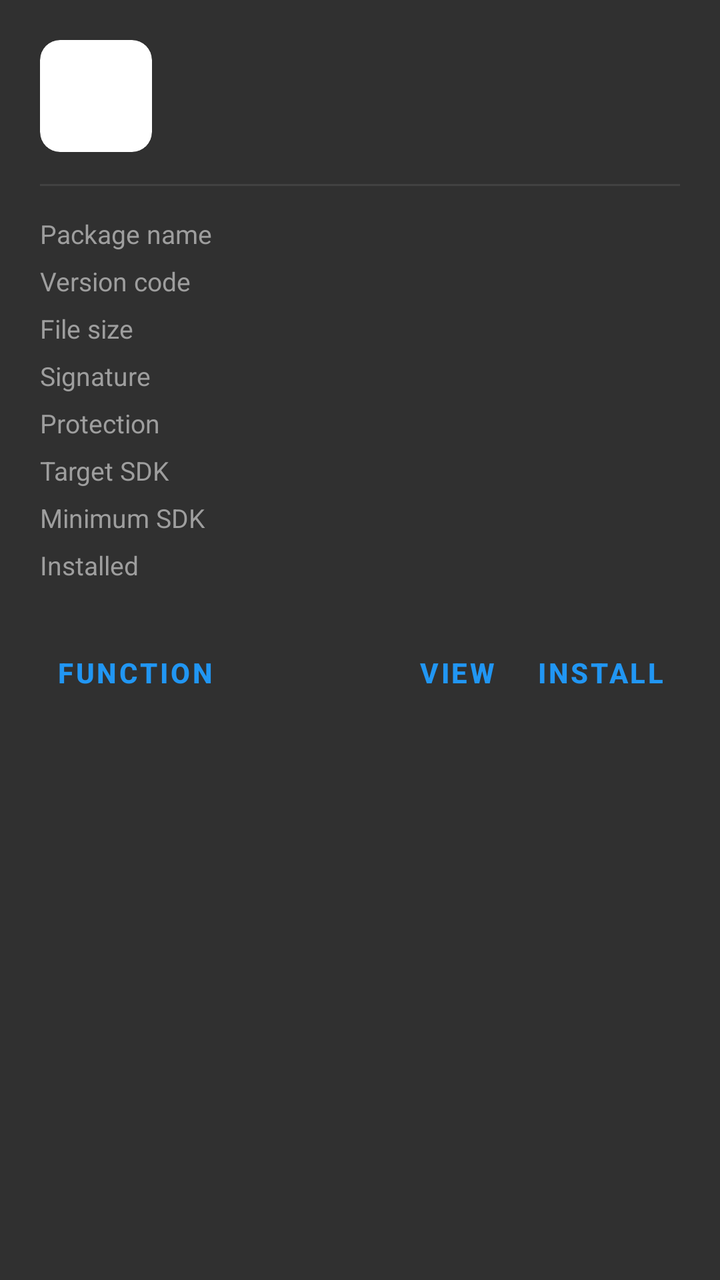
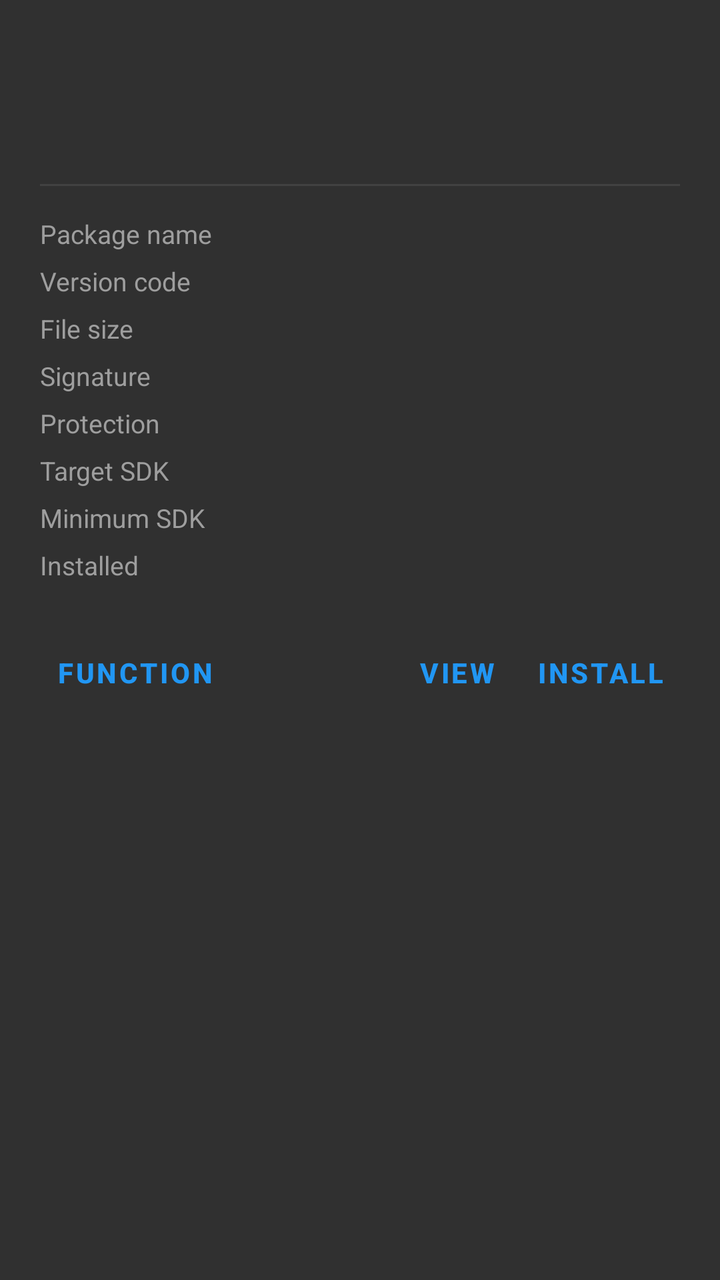

The first picture is an Android layout as it rendered before a commit; the second is the same layout after the commit. The layout source and the unified diff follow.
<!-- AndroidManifest.xml: application theme Theme.MaterialFiles -->
<!-- res/layout/dialog_mt_apk_info.xml -->
<?xml version="1.0" encoding="utf-8"?>
<LinearLayout xmlns:android="http://schemas.android.com/apk/res/android"
    xmlns:app="http://schemas.android.com/apk/res-auto"
    android:layout_width="match_parent"
    android:layout_height="wrap_content"
    android:orientation="vertical"
    android:padding="20dp"
    android:background="#303030">

    
    <LinearLayout
        android:layout_width="match_parent"
        android:layout_height="wrap_content"
        android:gravity="center_vertical"
        android:orientation="horizontal"
        android:paddingBottom="16dp">

        <androidx.cardview.widget.CardView
            android:layout_width="56dp"
            android:layout_height="56dp"
            app:cardCornerRadius="10dp"
            app:cardElevation="0dp"
            app:cardBackgroundColor="#FFFFFF">

            <ImageView
                android:id="@+id/ivApkIcon"
                android:layout_width="match_parent"
                android:layout_height="match_parent"
                android:scaleType="fitCenter"
                android:padding="4dp" />
        </androidx.cardview.widget.CardView>

        <LinearLayout
            android:layout_width="0dp"
            android:layout_height="wrap_content"
            android:layout_weight="1"
            android:layout_marginStart="16dp"
            android:orientation="vertical">

            <TextView
                android:id="@+id/tvApkLabel"
                android:layout_width="match_parent"
                android:layout_height="wrap_content"
                android:textSize="18sp"
                android:textStyle="bold"
                android:textColor="#FFFFFF"
                android:singleLine="true"
                android:ellipsize="end" />

            <TextView
                android:id="@+id/tvApkVersion"
                android:layout_width="match_parent"
                android:layout_height="wrap_content"
                android:textSize="13sp"
                android:textColor="#9E9E9E"
                android:layout_marginTop="2dp"
                android:singleLine="true"
                android:ellipsize="end" />
        </LinearLayout>
    </LinearLayout>

    <View
        android:layout_width="match_parent"
        android:layout_height="1dp"
        android:background="#424242"
        android:layout_marginBottom="12dp" />

    
    <TableLayout
        android:layout_width="match_parent"
        android:layout_height="wrap_content"
        android:stretchColumns="1">

        
        <TableRow android:paddingVertical="3dp">
            <TextView
                android:layout_width="120dp"
                android:text="Package name"
                android:textColor="#9E9E9E"
                android:textSize="13sp" />
            <TextView
                android:id="@+id/tvApkPackage"
                android:textColor="#E0E0E0"
                android:textSize="13sp"
                android:singleLine="true"
                android:ellipsize="middle" />
        </TableRow>

        
        <TableRow android:paddingVertical="3dp">
            <TextView
                android:text="Version code"
                android:textColor="#9E9E9E"
                android:textSize="13sp" />
            <TextView
                android:id="@+id/tvApkVersionCode"
                android:textColor="#E0E0E0"
                android:textSize="13sp" />
        </TableRow>

        
        <TableRow android:paddingVertical="3dp">
            <TextView
                android:text="File size"
                android:textColor="#9E9E9E"
                android:textSize="13sp" />
            <TextView
                android:id="@+id/tvApkSize"
                android:textColor="#E0E0E0"
                android:textSize="13sp" />
        </TableRow>

        
        <TableRow android:paddingVertical="3dp">
            <TextView
                android:text="Signature"
                android:textColor="#9E9E9E"
                android:textSize="13sp" />
            <TextView
                android:id="@+id/tvApkSignature"
                android:textColor="#E0E0E0"
                android:textSize="13sp"
                android:singleLine="true"
                android:ellipsize="end" />
        </TableRow>

        
        <TableRow android:paddingVertical="3dp">
            <TextView
                android:text="Protection"
                android:textColor="#9E9E9E"
                android:textSize="13sp" />
            <TextView
                android:id="@+id/tvApkProtection"
                android:textColor="#E0E0E0"
                android:textSize="13sp" />
        </TableRow>

        
        <TableRow android:paddingVertical="3dp">
            <TextView
                android:text="Target SDK"
                android:textColor="#9E9E9E"
                android:textSize="13sp" />
            <TextView
                android:id="@+id/tvApkTargetSdk"
                android:textColor="#E0E0E0"
                android:textSize="13sp" />
        </TableRow>

        
        <TableRow android:paddingVertical="3dp">
            <TextView
                android:text="Minimum SDK"
                android:textColor="#9E9E9E"
                android:textSize="13sp" />
            <TextView
                android:id="@+id/tvApkMinSdk"
                android:textColor="#E0E0E0"
                android:textSize="13sp" />
        </TableRow>

        
        <TableRow
            android:id="@+id/rowApkInstalled"
            android:paddingVertical="3dp">
            <TextView
                android:text="Installed"
                android:textColor="#9E9E9E"
                android:textSize="13sp" />
            <TextView
                android:id="@+id/tvApkInstalled"
                android:textColor="#E0E0E0"
                android:textSize="13sp" />
        </TableRow>

        
        <TableRow
            android:id="@+id/rowApkDataDir"
            android:paddingVertical="3dp"
            android:visibility="gone">
            <TextView
                android:text="Data directory"
                android:textColor="#9E9E9E"
                android:textSize="13sp" />
            <TextView
                android:id="@+id/tvApkDataDir"
                android:textColor="#E0E0E0"
                android:textSize="13sp"
                android:singleLine="true"
                android:ellipsize="middle" />
        </TableRow>

        
        <TableRow
            android:id="@+id/rowApkPath"
            android:paddingVertical="3dp"
            android:visibility="gone">
            <TextView
                android:text="APK path"
                android:textColor="#9E9E9E"
                android:textSize="13sp" />
            <TextView
                android:id="@+id/tvApkPath"
                android:textColor="#E0E0E0"
                android:textSize="13sp"
                android:singleLine="true"
                android:ellipsize="middle" />
        </TableRow>

        
        <TableRow
            android:id="@+id/rowApkFirstInstall"
            android:paddingVertical="3dp"
            android:visibility="gone">
            <TextView
                android:text="First install"
                android:textColor="#9E9E9E"
                android:textSize="13sp" />
            <TextView
                android:id="@+id/tvApkFirstInstall"
                android:textColor="#E0E0E0"
                android:textSize="13sp" />
        </TableRow>

        
        <TableRow
            android:id="@+id/rowApkLastUpdate"
            android:paddingVertical="3dp"
            android:visibility="gone">
            <TextView
                android:text="Last update"
                android:textColor="#9E9E9E"
                android:textSize="13sp" />
            <TextView
                android:id="@+id/tvApkLastUpdate"
                android:textColor="#E0E0E0"
                android:textSize="13sp" />
        </TableRow>

        
        <TableRow
            android:id="@+id/rowApkUid"
            android:paddingVertical="3dp"
            android:visibility="gone">
            <TextView
                android:text="UID"
                android:textColor="#9E9E9E"
                android:textSize="13sp" />
            <TextView
                android:id="@+id/tvApkUid"
                android:textColor="#E0E0E0"
                android:textSize="13sp" />
        </TableRow>
    </TableLayout>

    
    <LinearLayout
        android:layout_width="match_parent"
        android:layout_height="wrap_content"
        android:gravity="center_vertical"
        android:orientation="horizontal"
        android:paddingTop="18dp">

        <Button
            android:id="@+id/btnApkFunction"
            style="@style/Widget.MaterialComponents.Button.TextButton"
            android:layout_width="wrap_content"
            android:layout_height="wrap_content"
            android:minWidth="0dp"
            android:paddingStart="8dp"
            android:paddingEnd="8dp"
            android:insetLeft="0dp"
            android:insetRight="0dp"
            android:text="@string/apk_function"
            android:textColor="#2196F3"
            android:textStyle="bold" />

        <View
            android:layout_width="0dp"
            android:layout_height="1dp"
            android:layout_weight="1" />

        <Button
            android:id="@+id/btnApkView"
            style="@style/Widget.MaterialComponents.Button.TextButton"
            android:layout_width="wrap_content"
            android:layout_height="wrap_content"
            android:minWidth="0dp"
            android:paddingStart="8dp"
            android:paddingEnd="8dp"
            android:insetLeft="0dp"
            android:insetRight="0dp"
            android:text="@string/view"
            android:textColor="#2196F3"
            android:textStyle="bold" />

        <Button
            android:id="@+id/btnApkRootInstall"
            style="@style/Widget.MaterialComponents.Button.TextButton"
            android:layout_width="wrap_content"
            android:layout_height="wrap_content"
            android:minWidth="0dp"
            android:paddingStart="8dp"
            android:paddingEnd="8dp"
            android:insetLeft="0dp"
            android:insetRight="0dp"
            android:text="@string/install_root"
            android:textColor="#4CAF50"
            android:textStyle="bold"
            android:visibility="gone"
            android:layout_marginStart="4dp" />

        <Button
            android:id="@+id/btnApkInstall"
            style="@style/Widget.MaterialComponents.Button.TextButton"
            android:layout_width="wrap_content"
            android:layout_height="wrap_content"
            android:minWidth="0dp"
            android:paddingStart="8dp"
            android:paddingEnd="8dp"
            android:insetLeft="0dp"
            android:insetRight="0dp"
            android:text="@string/install"
            android:textColor="#2196F3"
            android:textStyle="bold"
            android:layout_marginStart="4dp" />
    </LinearLayout>
</LinearLayout>
<!-- resources referenced by this layout -->
<resources>
  <string name="apk_function">FUNCTION</string>
  <string name="install">Install</string>
  <string name="install_root">Install (Root)</string>
  <string name="view">View</string>
  <style name="Theme.MaterialFiles" parent="Base.Theme.MaterialFiles" />
  <style name="Platform.Theme.MaterialFiles" parent="Platform.V23.Theme.MaterialFiles" />
  <style name="ThemeOverlay.MaterialFiles.ActionBar" parent="">
          <item name="colorControlNormal">?android:textColorPrimary</item>
          <item name="searchViewStyle">@style/Widget.AppCompat.SearchView.ActionBar</item>
      </style>
  <style name="ThemeOverlay.MaterialFiles.ActionBarPopup" parent="">
          <item name="colorControlNormal">?android:textColorSecondary</item>
          <item name="searchViewStyle">@style/Widget.AppCompat.SearchView</item>
      </style>
  <style name="Widget.MaterialFiles.ListView.DropDown" parent="Widget.AppCompat.ListView.DropDown">
          <item name="android:paddingTop">8dp</item>
          <item name="android:paddingBottom">8dp</item>
          <item name="android:clipToPadding">false</item>
      </style>
  <color name="color_primary">@color/color_primary_light</color>
  <color name="color_surface">@color/color_surface_light</color>
  <style name="ShapeAppearance.MaterialFiles.MediumComponent" parent="ShapeAppearance.MaterialComponents.MediumComponent">
          <item name="cornerSize">8dp</item>
      </style>
  <style name="Widget.MaterialFiles.CardView" parent="Widget.MaterialComponents.CardView">
          <item name="android:stateListAnimator">@null</item>
          <item name="cardElevation">0dp</item>
          <item name="strokeColor">@color/mtrl_btn_stroke_color_selector</item>
          <item name="strokeWidth">@dimen/mtrl_btn_stroke_size</item>
      </style>
  <style name="Preference.MaterialFiles.SwitchPreferenceCompat" parent="Preference.SwitchPreferenceCompat.Material">
          <item name="android:widgetLayout">@layout/switch_preference_compat_widget</item>
      </style>
  <style name="Platform.V23.Theme.MaterialFiles" parent="Theme.MaterialComponents.DayNight.NoActionBar">
          <item name="colorPrimaryDark">@color/system_window_scrim</item>
          <item name="android:windowLightStatusBar">?isLightTheme</item>
      </style>
  <color name="color_primary_light">@color/google_blue_600</color>
  <color name="color_surface_light">@android:color/white</color>
  <dimen name="navigation_item_horizontal_padding">24dp</dimen>
  <style name="ShapeAppearanceOverlay.MaterialFiles.NavigationView.Item" parent="">
          <item name="cornerSize">50%</item>
          <item name="cornerSizeTopLeft">0dp</item>
          <item name="cornerSizeBottomLeft">0dp</item>
      </style>
  <dimen name="navigation_item_icon_padding">24dp</dimen>
  <color name="system_window_scrim">@color/system_window_scrim_light</color>
  <color name="google_blue_600">#1A73E8</color>
  <color name="system_window_scrim_light">#99FFFFFF</color>
  <!-- unchanged entries left out for length: 2 -->
</resources>

<!-- the commit's change to res/layout/dialog_mt_apk_info.xml (unified diff, before → after) -->
@@ -15,20 +15,21 @@
         android:orientation="horizontal"
         android:paddingBottom="16dp">
 
-        <androidx.cardview.widget.CardView
+        <FrameLayout
+            android:id="@+id/layoutApkIconContainer"
             android:layout_width="56dp"
             android:layout_height="56dp"
-            app:cardCornerRadius="10dp"
-            app:cardElevation="0dp"
-            app:cardBackgroundColor="#FFFFFF">
+            android:background="?attr/selectableItemBackgroundBorderless"
+            android:clickable="true"
+            android:focusable="true">
 
             <ImageView
                 android:id="@+id/ivApkIcon"
                 android:layout_width="match_parent"
                 android:layout_height="match_parent"
                 android:scaleType="fitCenter"
-                android:padding="4dp" />
-        </androidx.cardview.widget.CardView>
+                android:padding="2dp" />
+        </FrameLayout>
 
         <LinearLayout
             android:layout_width="0dp"
